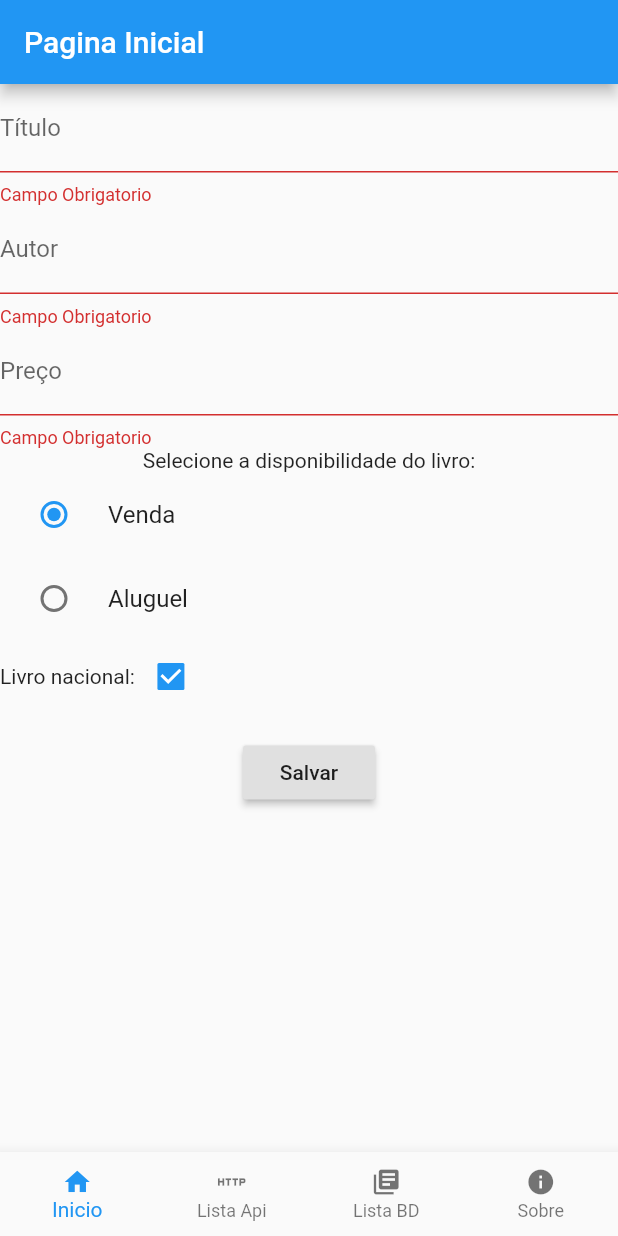
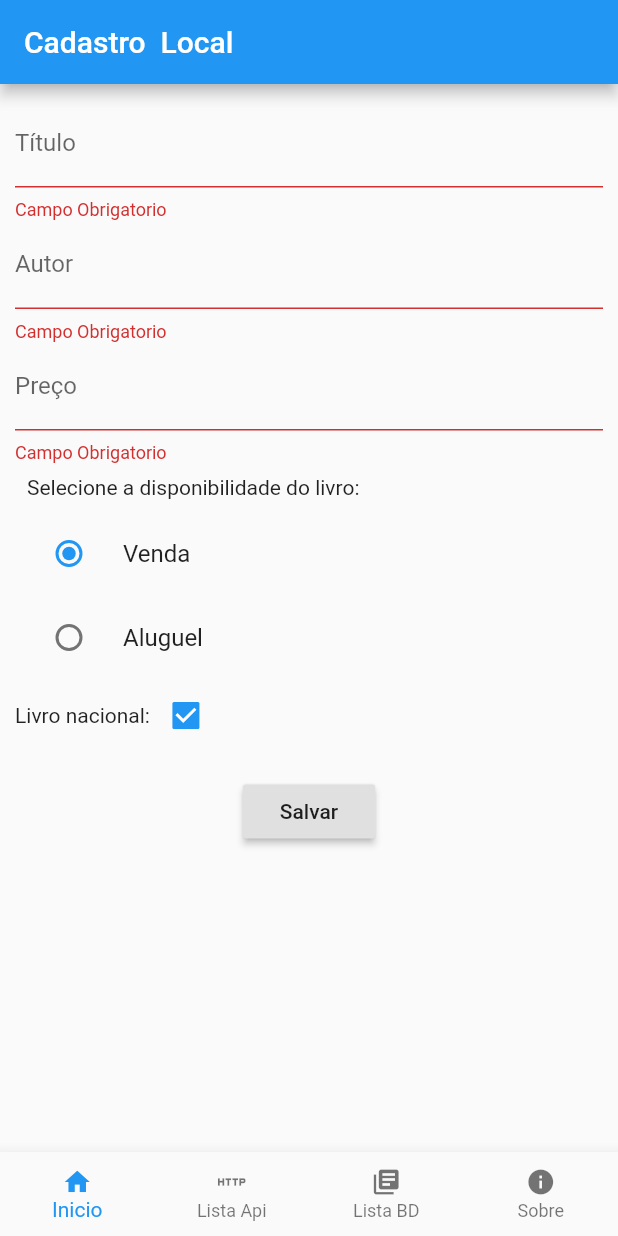
Before and after one commit to kerlyson/Flutter_Livro_sqlLite_api, a Flutter app: the TelaInicial screen opened directly, after a tap on "Salvar", on a phone screen of 412 x 824 dp. Run offline on Flutter 3.47's test engine with Material 2 defaults, Android fonts, the phone set to English and light mode, and no system bars; our stand-ins replace sqflite; accounts and stored records are empty; network calls fail.

Commit message:
Salvar formulario redireciona para lista de livros BD; Titulo de paginas atualizados; ajustes em textos e visuais

```diff
--- a/lib/db/livro_dao.dart
+++ b/lib/db/livro_dao.dart
@@ -7,7 +7,7 @@ class LivroDao {
     final db = await _db.database;
     final res = await db.insert("livro", livro.toJson());
     print('insert: $res');
-    return res;
+    // return res;
   }
 
   Future<List<Livro>> getlivros() async {
--- a/lib/paginas/TelaInicial.dart
+++ b/lib/paginas/TelaInicial.dart
@@ -11,19 +11,21 @@ class TelaInicial extends StatefulWidget {
 
 class _TelaInicialState extends State<TelaInicial> {
   int _index = 0;
-  List<Widget> _telas = [
-    Formulario(),
-    ListaLivrosApi(),
-    ListarLivros(),
-    Sobre(),
-  ];
+
   @override
   Widget build(BuildContext context) {
+    List<_Tela> _telas = [
+        _Tela('Cadastro  Local',  Formulario(_onItemTapped)),
+        _Tela('Livros na Nuvem',  ListaLivrosApi()),
+        _Tela('Livros Locais',  ListarLivros(),),
+        _Tela('Sobre',  ListaLivrosApi()),
+
+      ];
     return Scaffold(
       appBar: AppBar(
-        title: Text('Pagina Inicial', style: TextStyle(color: Colors.white)),
+        title: Text(_telas[_index].titulo, style: TextStyle(color: Colors.white)),
       ),
-      body: _telas.elementAt(_index),
+      body: _telas[_index].widget,
       bottomNavigationBar: _bottomBar(),
     );
   }
@@ -31,11 +33,12 @@ class _TelaInicialState extends State<TelaInicial> {
   BottomNavigationBar _bottomBar() {
     return BottomNavigationBar(
       iconSize: 20,
-       type: BottomNavigationBarType.fixed,
+      type: BottomNavigationBarType.fixed,
       items: <BottomNavigationBarItem>[
         BottomNavigationBarItem(icon: Icon(Icons.home), title: Text('Inicio')),
-        BottomNavigationBarItem(icon: Icon(Icons.http), title: Text('Lista Api')),
-        BottomNavigationBarItem(icon: Icon(Icons.library_books), title: Text('Lista BD')),
+        BottomNavigationBarItem(
+            icon: Icon(Icons.http), title: Text('Lista Api')),
+        BottomNavigationBarItem(    icon: Icon(Icons.library_books), title: Text('Lista BD')),
         BottomNavigationBarItem(icon: Icon(Icons.info), title: Text('Sobre')),
       ],
       currentIndex: _index,
@@ -47,6 +50,14 @@ class _TelaInicialState extends State<TelaInicial> {
   void _onItemTapped(int index) {
     setState(() {
       this._index = index;
+      print(_index);
     });
   }
 }
+
+class _Tela {
+  String titulo; // titulo na AppBar
+  Widget widget; // corpo no Scaffold
+
+  _Tela(this.titulo, this.widget);
+}
--- a/lib/paginas/formulario.dart
+++ b/lib/paginas/formulario.dart
@@ -1,4 +1,3 @@
-
 import 'package:flutter/material.dart';
 
 import '../db/livro_dao.dart';
@@ -6,12 +5,13 @@ import '../modelos/livro.dart';
 import '../modelos/tipo_disponibilidade.dart';
 
 class Formulario extends StatefulWidget {
+  Function(int) callback;
+  Formulario(this.callback);
   @override
   _FormularioState createState() => _FormularioState();
 }
 
 class _FormularioState extends State<Formulario> {
-
   final _formKey = GlobalKey<FormState>();
 
   final LivroDao dao = LivroDao();
@@ -22,10 +22,15 @@ class _FormularioState extends State<Formulario> {
 
   @override
   Widget build(BuildContext context) {
+    _livro.disponibilidade = _valorAtualDisponibilidades;
     return SingleChildScrollView(
+      child: Padding(
+        padding: const EdgeInsets.all(10.0),
         child: Form(
           key: _formKey,
           child: Column(
+            crossAxisAlignment: CrossAxisAlignment.start,
+
             children: <Widget>[
               TextFormField(
                 decoration: InputDecoration(labelText: 'Título'),
@@ -49,9 +54,16 @@ class _FormularioState extends State<Formulario> {
                 },
                 validator: _campoObg,
               ),
-              Text('Selecione a disponibilidade do livro:'),
+              Padding(
+                padding: const EdgeInsets.all(8.0),
+                child: Text('Selecione a disponibilidade do livro:'),
+              ),
               ..._disponibilidadesRadioButton(),
               _ehNacionalCheckBox(),
+              Row(
+                crossAxisAlignment: CrossAxisAlignment.center,
+                mainAxisAlignment: MainAxisAlignment.center,
+                children: <Widget>[
                   Padding(
                     padding: const EdgeInsets.symmetric(vertical: 16.0),
                     child: RaisedButton(
@@ -59,7 +71,8 @@ class _FormularioState extends State<Formulario> {
                         if (_formKey.currentState.validate()) {
                           _formKey.currentState.save();
                           print(_livro.toString());
-                      var res = dao.inserir(_livro);
+                          dao.inserir(_livro);
+                            widget.callback(2);
                         }
                       },
                       child: Text('Salvar'),
@@ -67,9 +80,13 @@ class _FormularioState extends State<Formulario> {
                   ),
                 ],
               ),
+            ],
+          ),
+        ),
       ),
     );
   }
+
   String _campoObg(value) {
     if (value.isEmpty) return 'Campo Obrigatorio';
     return null;
--- a/lib/paginas/sobre.dart
+++ b/lib/paginas/sobre.dart
@@ -10,11 +10,16 @@ class Sobre extends StatelessWidget {
       mainAxisAlignment: MainAxisAlignment.center,
       children: <Widget>[
         //Image.asset(''),
+        Image.network(
+                  'https://images.vexels.com/media/users/3/149510/isolated/preview/2585bf984d29347ef9acb44e2964c36d---cone-3d-pilha-de-livros-by-vexels.png',
+                  width: 196,
+                  height: 196,
+                ),
         Text('Livraria Brasil\n',
             style: TextStyle(fontSize: 25, fontWeight: FontWeight.bold)),
-        Text('Cadastro de livros rapido e pratico.\n',
+        Text('Cadastro de livros rápido e prático.\n',
             style: TextStyle(fontSize: 18 /*fontWeight: FontWeight.bold*/)),
-        Text('Desenvolvido por: Gutemberg e Kerllyson\n',
+        Text('Desenvolvido por: Gutemberg e Kerlyson\n',
             style: TextStyle(fontSize: 18 /*fontWeight: FontWeight.bold*/)),
       ],
     ));
```
Lines whose indentation alone changed are shown as unchanged.
